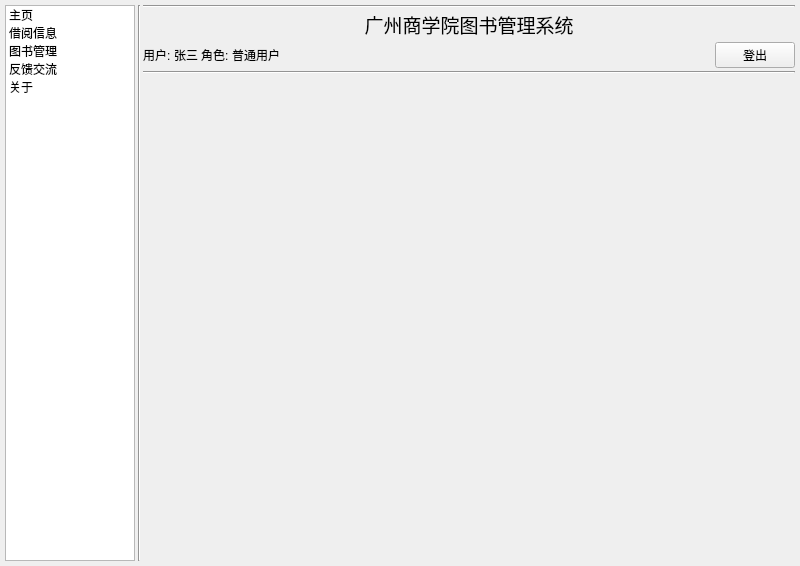
This is ui/main_window.ui in FortunateRui/BUPTLibraryManagementSystem as Qt 5 draws it before an edit. The edited form follows.
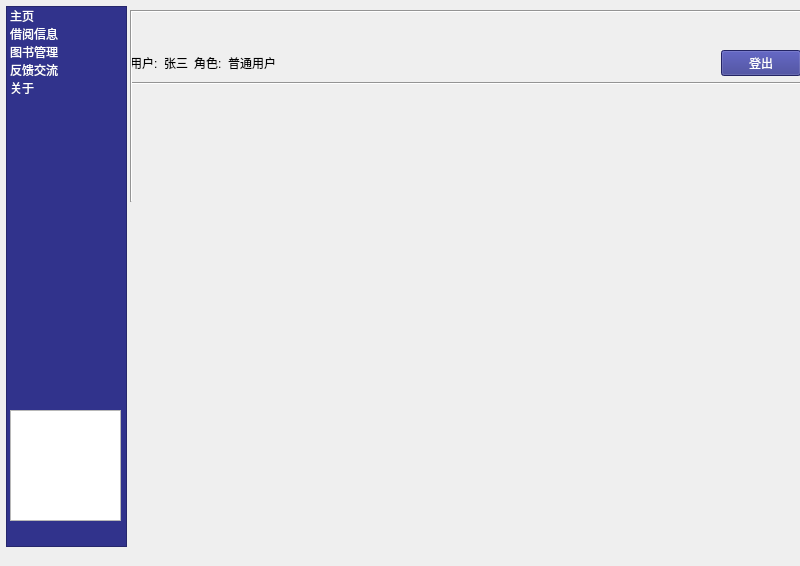
This is the edited form. Icons and pictures are not drawn.

Patch:
```diff
--- a/ui/main_window.ui
+++ b/ui/main_window.ui
@@ -14,76 +14,28 @@
    <string>MainWindow</string>
   </property>
   <widget class="QWidget" name="centralwidget">
-   <layout class="QGridLayout" name="gridLayout">
-    <property name="leftMargin">
-     <number>5</number>
-    </property>
-    <property name="topMargin">
-     <number>5</number>
-    </property>
-    <property name="rightMargin">
-     <number>5</number>
-    </property>
-    <property name="bottomMargin">
-     <number>5</number>
-    </property>
-    <property name="spacing">
-     <number>3</number>
-    </property>
-    <item row="0" column="0">
-     <layout class="QHBoxLayout" name="horizontalLayout_2" stretch="1,0,5">
-      <item>
-       <widget class="QListWidget" name="listWidget">
-        <property name="maximumSize">
-         <size>
-          <width>200</width>
-          <height>16777215</height>
-         </size>
-        </property>
-        <item>
-         <property name="text">
-          <string>主页</string>
-         </property>
-        </item>
-        <item>
-         <property name="text">
-          <string>借阅信息</string>
-         </property>
-        </item>
-        <item>
-         <property name="text">
-          <string>图书管理</string>
-         </property>
-        </item>
-        <item>
-         <property name="text">
-          <string>反馈交流</string>
-         </property>
-        </item>
-        <item>
-         <property name="text">
-          <string>关于</string>
-         </property>
-        </item>
-       </widget>
-      </item>
-      <item>
-       <widget class="Line" name="line">
-        <property name="maximumSize">
-         <size>
-          <width>2</width>
-          <height>16777215</height>
-         </size>
+   <widget class="QGraphicsView" name="graphicsView">
+    <property name="geometry">
+     <rect>
+      <x>10</x>
+      <y>410</y>
+      <width>111</width>
+      <height>111</height>
+     </rect>
         </property>
         <property name="styleSheet">
-         <string notr="true">background-color: rgb(222, 222, 222);</string>
-        </property>
-        <property name="orientation">
-         <enum>Qt::Vertical</enum>
-        </property>
-       </widget>
-      </item>
-      <item>
+     <string notr="true">border-image: url(:/media/img/bbupt.jpg);</string>
+    </property>
+   </widget>
+   <widget class="QWidget" name="layoutWidget">
+    <property name="geometry">
+     <rect>
+      <x>130</x>
+      <y>10</y>
+      <width>671</width>
+      <height>531</height>
+     </rect>
+    </property>
        <layout class="QVBoxLayout" name="verticalLayout_2">
         <item>
          <layout class="QVBoxLayout" name="verticalLayout">
@@ -107,7 +59,7 @@
            <widget class="QLabel" name="label">
             <property name="font">
              <font>
-              <family>12 宋体</family>
+           <family>13 宋体</family>
               <pointsize>14</pointsize>
               <weight>50</weight>
               <italic>false</italic>
@@ -121,7 +73,7 @@
              <string notr="true">font: 14pt bold &quot;宋体&quot;;</string>
             </property>
             <property name="text">
-             <string>广州商学院图书管理系统</string>
+          <string/>
             </property>
             <property name="alignment">
              <set>Qt::AlignCenter</set>
@@ -186,7 +138,9 @@
             <item>
              <widget class="QPushButton" name="pushButton">
               <property name="styleSheet">
-               <string notr="true">font: 12pt &quot;宋体&quot;;</string>
+            <string notr="true">font: 12pt &quot;宋体&quot;;
+color: rgb(255, 255, 255);
+background-color: rgb(49, 51, 140);</string>
               </property>
               <property name="text">
                <string>登出</string>
@@ -220,10 +174,78 @@
          </widget>
         </item>
        </layout>
-      </item>
-     </layout>
+   </widget>
+   <widget class="QListWidget" name="listWidget">
+    <property name="geometry">
+     <rect>
+      <x>6</x>
+      <y>6</y>
+      <width>121</width>
+      <height>541</height>
+     </rect>
+    </property>
+    <property name="maximumSize">
+     <size>
+      <width>200</width>
+      <height>16777215</height>
+     </size>
+    </property>
+    <property name="styleSheet">
+     <string notr="true">color: rgb(255, 255, 255);
+background-color: rgb(49, 51, 140);</string>
+    </property>
+    <item>
+     <property name="text">
+      <string>主页</string>
+     </property>
+    </item>
+    <item>
+     <property name="text">
+      <string>借阅信息</string>
+     </property>
     </item>
-   </layout>
+    <item>
+     <property name="text">
+      <string>图书管理</string>
+     </property>
+    </item>
+    <item>
+     <property name="text">
+      <string>反馈交流</string>
+     </property>
+    </item>
+    <item>
+     <property name="text">
+      <string>关于</string>
+     </property>
+    </item>
+   </widget>
+   <widget class="Line" name="line">
+    <property name="geometry">
+     <rect>
+      <x>130</x>
+      <y>10</y>
+      <width>2</width>
+      <height>192</height>
+     </rect>
+    </property>
+    <property name="maximumSize">
+     <size>
+      <width>2</width>
+      <height>16777215</height>
+     </size>
+    </property>
+    <property name="styleSheet">
+     <string notr="true">background-color: rgb(222, 222, 222);</string>
+    </property>
+    <property name="orientation">
+     <enum>Qt::Vertical</enum>
+    </property>
+   </widget>
+   <zorder>listWidget</zorder>
+   <zorder>graphicsView</zorder>
+   <zorder>layoutWidget</zorder>
+   <zorder>line</zorder>
   </widget>
   <widget class="QMenuBar" name="menubar">
    <property name="geometry">
```
Left out of the diff: 9 changed lines with no effect on the pictures. Lines whose indentation alone changed are shown as unchanged.
